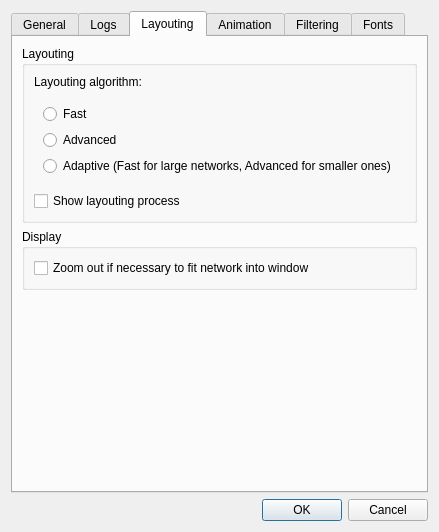
Before: the Qt Designer form src/qtenv/preferencesdialog.ui in mayhemheroes/omnetpp, drawn with Qt 5.
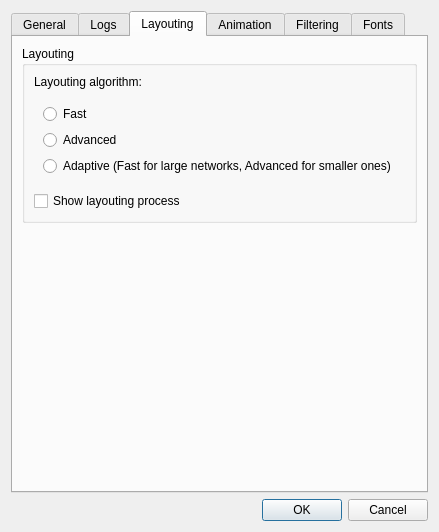
After: the same form once the commit is applied. The open tabs and pages were chosen to show the change.

Commit message:
qtenv: Remove the "Zoom out if necessary ..." checkbox from the preferences dialog
This was the "layout-may-change-zoom" global preference.
This was inherited from Tkenv, but never did anything in Qtenv.

```diff
--- a/src/qtenv/preferencesdialog.ui
+++ b/src/qtenv/preferencesdialog.ui
@@ -484,28 +484,6 @@
          </layout>
         </widget>
        </item>
-       <item>
-        <widget class="QGroupBox" name="display">
-         <property name="sizePolicy">
-          <sizepolicy hsizetype="Minimum" vsizetype="Fixed">
-           <horstretch>0</horstretch>
-           <verstretch>0</verstretch>
-          </sizepolicy>
-         </property>
-         <property name="title">
-          <string>Display</string>
-         </property>
-         <layout class="QVBoxLayout" name="verticalLayout_12">
-          <item>
-           <widget class="QCheckBox" name="allowZoom">
-            <property name="text">
-             <string>Zoom out if necessary to fit network into window</string>
-            </property>
-           </widget>
-          </item>
-         </layout>
-        </widget>
-       </item>
        <item>
         <spacer name="layoutingSpacer">
          <property name="orientation">
```
The commit also changes 1 other file.
